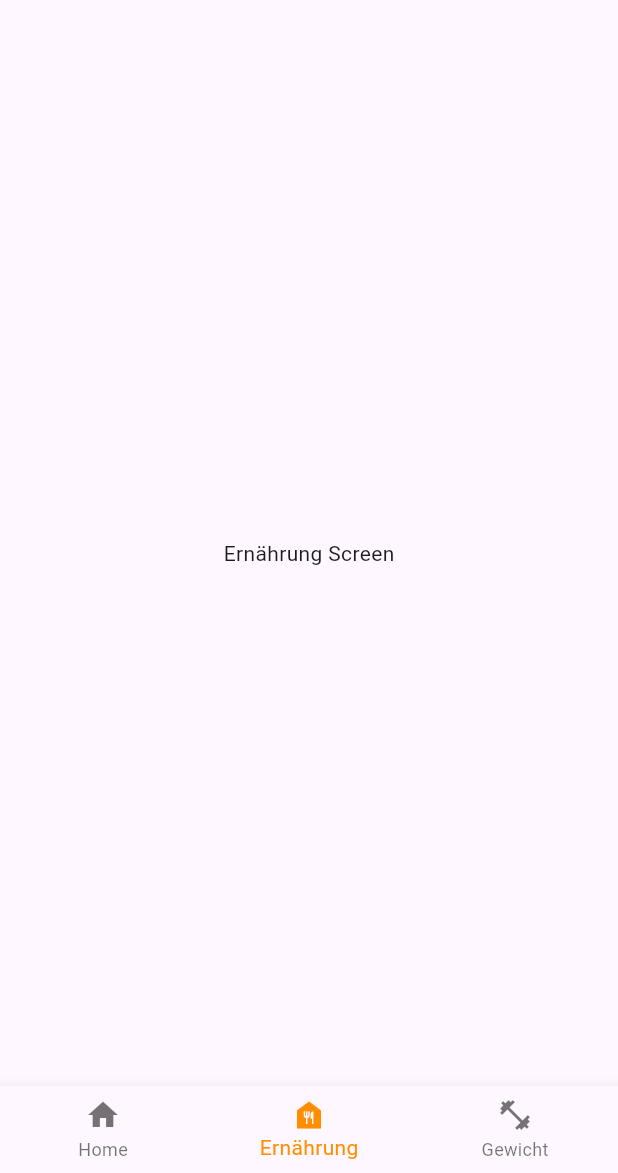
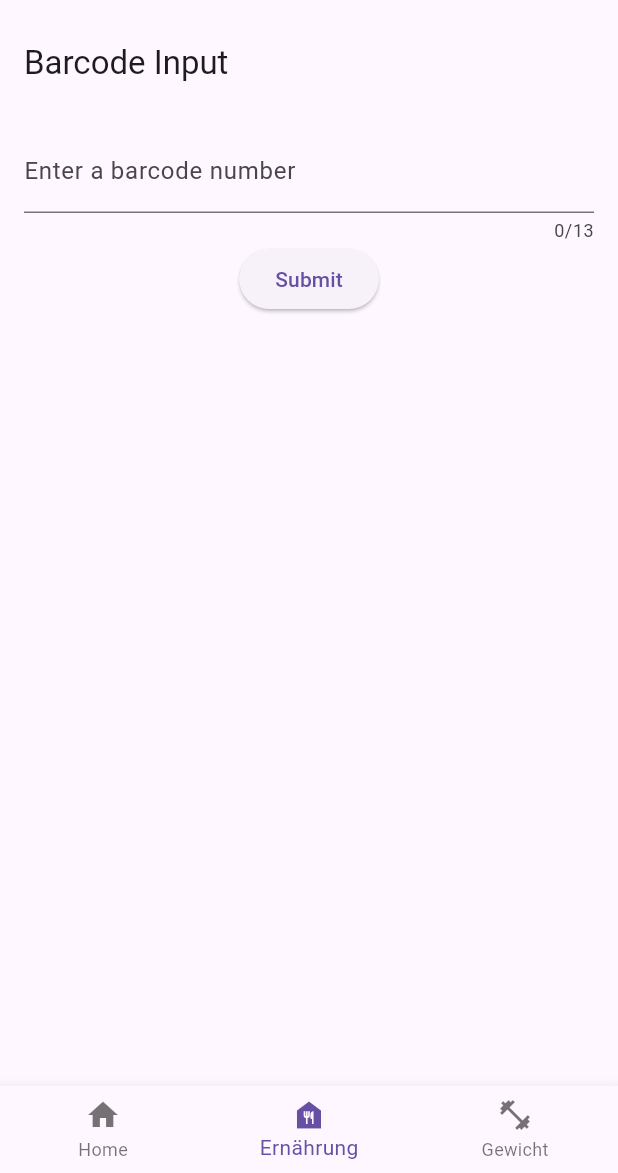
Before and after one commit to Looby72/food_tracker, a Flutter app: the screen it shows after launch, item 2 of the bottom bar chosen, on a phone screen of 412 x 824 dp, the part 63-1236 px from its top. Run offline on Flutter 3.47's test engine with Material 3 defaults, Android fonts, the phone set to English and light mode, and no system bars; generated files the repository leaves out were written again.

Commit message:
add basic barcode input widget

```diff
--- /dev/null
+++ b/lib/src/barcode_scan/barcode_input_view.dart
@@ -0,0 +1,99 @@
+import 'package:flutter/material.dart';
+
+import 'product_item.dart';
+import 'product_service.dart';
+
+class BarcodeInputWidget extends StatefulWidget {
+  const BarcodeInputWidget({super.key});
+
+  @override
+  BarcodeInputWidgetState createState() => BarcodeInputWidgetState();
+}
+
+class BarcodeInputWidgetState extends State<BarcodeInputWidget> {
+  final _formKey = GlobalKey<FormState>();
+  final _barcodeController = TextEditingController();
+  Future<Product>? _futureProduct;
+
+  Future<void> _submitBarcode() async {
+    if (_formKey.currentState!.validate()) {
+      setState(() {
+        _futureProduct = ProductService().fetchProduct(_barcodeController.text);
+      });
+    }
+  }
+
+  @override
+  Widget build(BuildContext context) {
+    return Scaffold(
+      appBar: AppBar(
+        title: const Text('Barcode Input'),
+      ),
+      body: Padding(
+        padding: const EdgeInsets.all(16.0),
+        child: Form(
+          key: _formKey,
+          child: Column(
+            children: <Widget>[
+              TextFormField(
+                controller: _barcodeController,
+                decoration:
+                    const InputDecoration(labelText: 'Enter a barcode number'),
+                keyboardType: TextInputType.number,
+                maxLength: 13,
+                validator: (value) {
+                  if (value == null || value.isEmpty) {
+                    return 'Please enter a barcode';
+                  } else if (value.length < 12) {
+                    return 'Barcode number must be at least 12 digits';
+                  }
+                  return null;
+                },
+              ),
+              ElevatedButton(
+                onPressed: _submitBarcode,
+                child: const Text('Submit'),
+              ),
+              const SizedBox(height: 20),
+              Expanded(
+                child: SingleChildScrollView(
+                  child: (_futureProduct == null)
+                      ? null
+                      : FutureBuilder<Product>(
+                          future: _futureProduct,
+                          builder: (context, snapshot) {
+                            if (snapshot.hasData) {
+                              final product = snapshot.data!;
+                              return Column(
+                                children: <Widget>[
+                                  Image.network(product.imageUrl),
+                                  Text('Name: ${product.name}'),
+                                  Text('Barcode: ${product.barcode}'),
+                                  Text('Calories: ${product.calories}'),
+                                  Text('Fat: ${product.fat}'),
+                                  Text('Carbs: ${product.carbs}'),
+                                  Text('Protein: ${product.protein}'),
+                                ],
+                              );
+                            } else if (snapshot.hasError) {
+                              return Text('Error: ${snapshot.error}');
+                            }
+
+                            return const CircularProgressIndicator();
+                          },
+                        ),
+                ),
+              ),
+            ],
+          ),
+        ),
+      ),
+    );
+  }
+
+  @override
+  void dispose() {
+    _barcodeController.dispose();
+    super.dispose();
+  }
+}
--- /dev/null
+++ b/lib/src/barcode_scan/product_item.dart
@@ -0,0 +1,48 @@
+class Product {
+  final String name;
+  final String barcode;
+  final String imageUrl;
+  final double calories;
+  final double fat;
+  final double carbs;
+  final double protein;
+
+  Product._({
+    required this.name,
+    required this.barcode,
+    required this.imageUrl,
+    required this.calories,
+    required this.fat,
+    required this.carbs,
+    required this.protein,
+  });
+
+  factory Product.fromJson(Map<String, dynamic> json) {
+    return switch (json) {
+      {
+        'code': String barcode,
+        'product': {
+          'product_name': String name,
+          'image_url': String imageUrl,
+          'nutriments': {
+            'energy': dynamic calories,
+            'fat': dynamic fat,
+            'carbohydrates': dynamic carbs,
+            'proteins': dynamic protein,
+          },
+        },
+      } =>
+        Product._(
+          name: name,
+          barcode: barcode,
+          imageUrl: imageUrl,
+          calories: (calories is int) ? calories.toDouble() : calories,
+          fat: (fat is int) ? fat.toDouble() : fat,
+          carbs: (carbs is int) ? carbs.toDouble() : carbs,
+          protein: (protein is int) ? protein.toDouble() : protein,
+        ),
+      _ => throw const FormatException(
+          'Failed to load Product (unexpected JSON format)'),
+    };
+  }
+}
--- /dev/null
+++ b/lib/src/barcode_scan/product_service.dart
@@ -0,0 +1,23 @@
+import 'dart:convert';
+import 'package:http/http.dart' as http;
+
+import 'product_item.dart';
+
+class ProductService {
+  final String apiUrl = 'https://world.openfoodfacts.net/api/v3/product/';
+
+  ProductService();
+
+  Future<Product> fetchProduct(String barcode) async {
+    final response = await http
+        .get(Uri.parse(apiUrl + barcode))
+        .timeout(const Duration(seconds: 5));
+
+    if (response.statusCode == 200) {
+      final product = Product.fromJson(jsonDecode(response.body));
+      return product;
+    } else {
+      throw Exception('${response.statusCode}');
+    }
+  }
+}
--- a/lib/src/home/home_view.dart
+++ b/lib/src/home/home_view.dart
@@ -1,4 +1,5 @@
 import 'package:flutter/material.dart';
+import 'package:food_tracker/src/barcode_scan/barcode_input_view.dart';
 import 'package:food_tracker/src/settings/settings_view.dart';
 
 class HomeView extends StatefulWidget {
@@ -15,8 +16,8 @@ class HomeViewState extends State<HomeView> {
 
   final List<Widget> _widgetOptions = <Widget>[
     const Text('Welcome to the Home Screen!'),
-    const Text('Ernährung Screen'),
-    const Text('Another Screen'),
+    const BarcodeInputWidget(),
+    const Text('Weight Screen'),
   ];
 
   void _onItemTapped(int index) {
@@ -59,7 +60,6 @@ class HomeViewState extends State<HomeView> {
           ),
         ],
         currentIndex: _selectedIndex,
-        selectedItemColor: Colors.amber[800],
         onTap: _onItemTapped,
       ),
     );
--- a/pubspec.yaml
+++ b/pubspec.yaml
@@ -14,6 +14,7 @@ dependencies:
     sdk: flutter
   flutter_localizations:
     sdk: flutter
+  http: ^0.13.4
 
 dev_dependencies:
   flutter_test:
```
Also changed, not shown: pubspec.lock, 1 other file.
